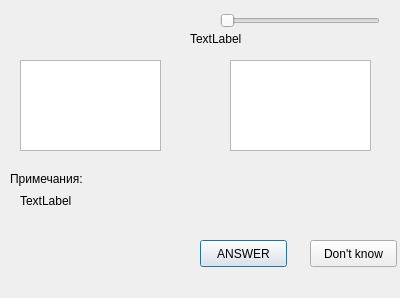
Above: qt_ui/toenglish.ui from Laponina/learn_english before the change. Below: the same form after it.
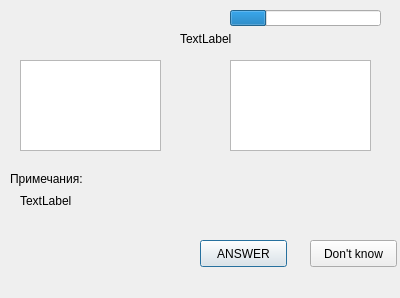
That is the form after the change.

Patch:
```diff
--- a/qt_ui/toenglish.ui
+++ b/qt_ui/toenglish.ui
@@ -62,7 +62,7 @@
   <widget class="QLabel" name="part_process">
    <property name="geometry">
     <rect>
-     <x>190</x>
+     <x>180</x>
      <y>30</y>
      <width>58</width>
      <height>17</height>
@@ -98,17 +98,20 @@
     <string>Don't know</string>
    </property>
   </widget>
-  <widget class="QSlider" name="process">
+  <widget class="QProgressBar" name="progressBar">
    <property name="geometry">
     <rect>
-     <x>220</x>
+     <x>230</x>
      <y>10</y>
-     <width>160</width>
-     <height>21</height>
+     <width>151</width>
+     <height>16</height>
     </rect>
    </property>
-   <property name="orientation">
-    <enum>Qt::Horizontal</enum>
+   <property name="value">
+    <number>24</number>
+   </property>
+   <property name="format">
+    <string/>
    </property>
   </widget>
  </widget>
```
